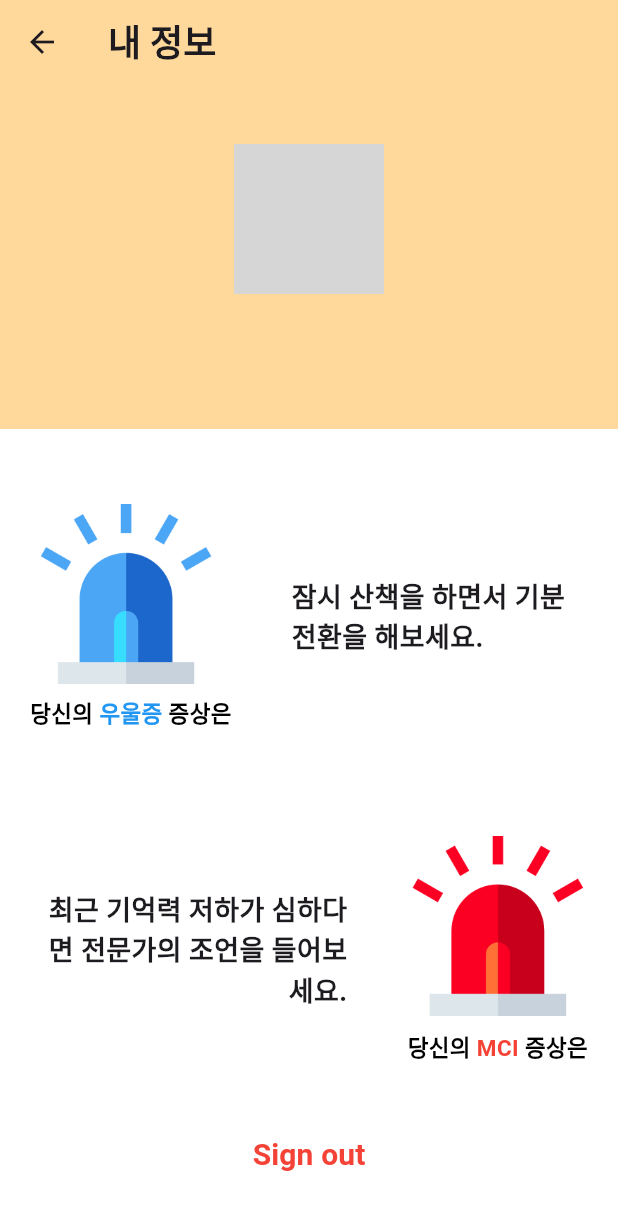
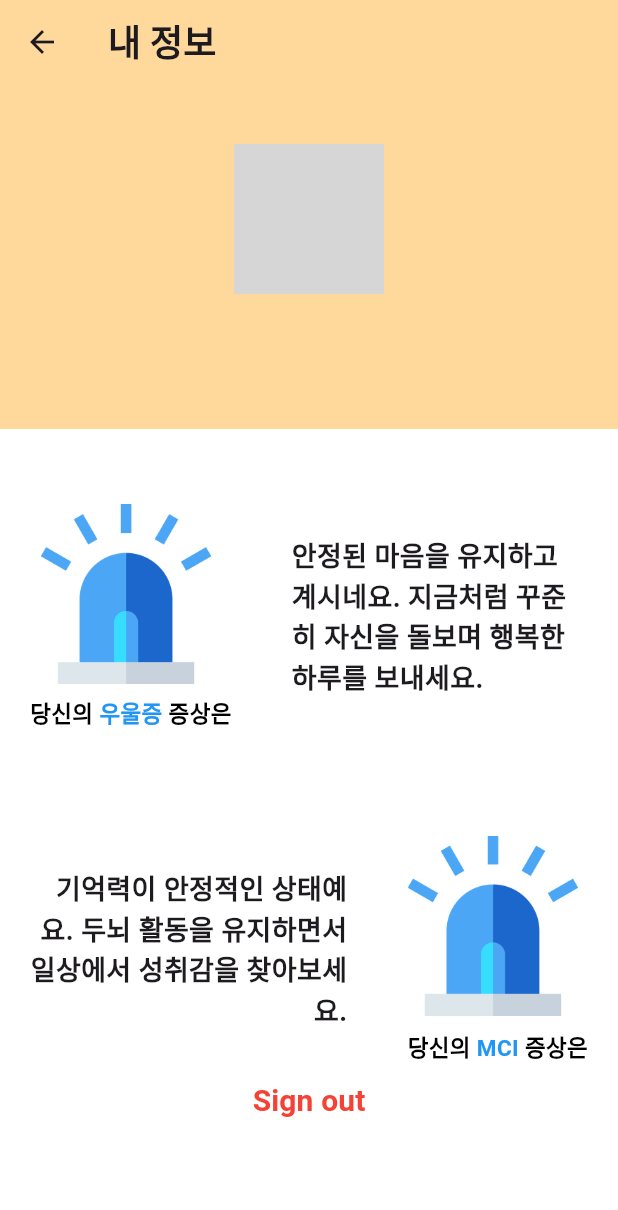
Before and after one commit to kimhamyong/minibuddy, a Flutter app: the ProfileScreen screen opened directly, on a phone screen of 412 x 824 dp. Shown: the top 1210 px of the screen. Run offline on Flutter 3.47's test engine with Material 3 defaults, Android fonts, the light colour scheme and no system bars; our stand-ins replace google_sign_in, supabase_flutter; accounts and stored records are empty; network calls fail; Roboto replaces fonts that are missing (Pretendard); grey boxes are pictures that could not be loaded.

Commit message:
[refactor] separate profile screen into health/profile/count & using http count_service

```diff
--- a/lib/screens/profile_screen.dart
+++ b/lib/screens/profile_screen.dart
@@ -1,7 +1,9 @@
-import 'dart:math';
 import 'package:flutter/material.dart';
-import 'package:minibuddy/main.dart';
+import 'package:minibuddy/service/profile/count_service.dart';
+import 'package:minibuddy/service/profile/info_health.dart';
+import 'package:minibuddy/service/profile/info_profile.dart';
 import 'package:minibuddy/screens/login_screen.dart';
+import 'package:supabase_flutter/supabase_flutter.dart';
 
 class ProfileScreen extends StatefulWidget {
   const ProfileScreen({super.key});
@@ -11,116 +13,44 @@ class ProfileScreen extends StatefulWidget {
 }
 
 class _ProfileScreenState extends State<ProfileScreen> {
-  final random = Random();
+  final CountService countService = CountService();
+  final InfoHealthService healthService = InfoHealthService();
+  final InfoProfileService profileService = InfoProfileService(Supabase.instance.client);
 
-  // 상태별 메시지 목록 정의
-  final List<String> blueMessagesDepression = [
-    "잠시 산책을 하면서 기분 전환을 해보세요.",
-    "친구나 가족에게 연락해보세요. 짧은 대화가 큰 힘이 될 수 있어요.",
-    "가벼운 스트레칭을 하며 몸을 풀어보는 건 어떨까요?",
-    "마음에 드는 음악을 들으며 잠시 쉬어가세요.",
-    "잠깐 명상을 통해 마음을 정리해보세요."
-  ];
+  int depressionCount = 0;
+  int mciCount = 0;
+  String? profileImageUrl;
+  String fullName = '사용자 이름';
 
-  final List<String> yellowMessagesDepression = [
-    "최근 마음이 무겁다면 잠시 멈춰서 숨을 고르세요.",
-    "일상 속 소소한 즐거움을 찾아보세요.",
-    "가볍게 하루를 돌아보며 오늘의 좋은 일들을 떠올려보세요.",
-    "작은 휴식 시간을 가지며 마음을 비워보세요.",
-    "간단한 일기 작성으로 마음을 표현해보세요."
-  ];
-
-  final List<String> redMessagesDepression = [
-    "기분이 많이 가라앉는다면 전문가의 도움을 받아보세요.",
-    "현재 마음 상태를 신뢰하는 사람에게 나눠보세요.",
-    "스트레스가 많은 상황이라면 충분히 휴식을 취하세요.",
-    "이제는 진지하게 자신을 돌볼 시간이 필요합니다.",
-    "마음을 안정시킬 수 있는 활동을 찾아보세요."
-  ];
-
-  final List<String> blueMessagesMci = [
-    "간단한 메모로 일정을 기록해보세요.",
-    "하루 일과를 정리하는 시간을 가져보세요.",
-    "일정을 한눈에 볼 수 있도록 정리해보세요.",
-    "습관적으로 체크리스트를 만들어보세요.",
-    "하루의 중요한 일정을 기록해보세요."
-  ];
-
-  final List<String> yellowMessagesMci = [
-    "최근 기억력이 흐려졌다면 메모 습관을 들여보세요.",
-    "간단한 기록을 통해 기억력을 도와줄 수 있어요.",
-    "중요한 일정은 메모로 남겨두는 것이 좋아요.",
-    "자주 잊어버리는 일이 있다면 메모해보세요.",
-    "메모하는 습관이 기억력을 향상시켜줄 수 있어요."
-  ];
-
-  final List<String> redMessagesMci = [
-    "중요한 일정을 자주 잊는다면 도움이 필요할 수 있어요.",
-    "주변 사람들과의 대화를 통해 기억력을 점검해보세요.",
-    "최근 기억력 저하가 심하다면 전문가의 조언을 들어보세요.",
-    "기억력 관리가 필요할 때입니다. 전문가와 상담해보세요.",
-    "일정을 자주 잊는다면 필요한 조치를 고려해보세요."
-  ];
-
-  // 상태에 따른 메시지 랜덤 선택 함수
-  String getRandomMessage(int count, String type) {
-    List<String> messages;
-    if (type == 'depression') {
-      if (count <= 4) {
-        messages = blueMessagesDepression;
-      } else if (count <= 9) {
-        messages = yellowMessagesDepression;
-      } else {
-        messages = redMessagesDepression;
-      }
-    } else {
-      if (count <= 4) {
-        messages = blueMessagesMci;
-      } else if (count <= 9) {
-        messages = yellowMessagesMci;
-      } else {
-        messages = redMessagesMci;
-      }
-    }
-    return messages[random.nextInt(messages.length)];
+  @override
+  void initState() {
+    super.initState();
+    fetchCounts();
+    fetchProfile();
   }
 
-  // 상태에 따른 색상 반환 함수
-  Color getColor(int count) {
-    if (count <= 4) {
-      return Colors.blue;
-    } else if (count <= 9) {
-      return Colors.orange;
-    } else {
-      return Colors.red;
-    }
+  Future<void> fetchCounts() async {
+    final counts = await countService.getCounts();
+    setState(() {
+      depressionCount = counts['depression'] ?? 0;
+      mciCount = counts['mci'] ?? 0;
+    });
   }
 
-  // 상태에 따른 아이콘 경로 반환 함수
-  String getIconPath(int count) {
-    if (count <= 4) {
-      return 'assets/profile/blue.png';
-    } else if (count <= 9) {
-      return 'assets/profile/yellow.png';
-    } else {
-      return 'assets/profile/red.png';
-    }
+  Future<void> fetchProfile() async {
+    final profile = await profileService.getUserProfile();
+    setState(() {
+      profileImageUrl = profile.avatarUrl;
+      fullName = profile.fullName;
+    });
   }
 
   @override
   Widget build(BuildContext context) {
-    final user = supabase.auth.currentUser;
-    final profileImageUrl = user?.userMetadata?['avatar_url'];
-    final fullName = user?.userMetadata?['full_name'] ?? '사용자 이름';
-
-    // 예시 count 값 (실제 서버에서 받아온 값으로 대체 가능)
-    final int depressionCount = 1;
-    final int mciCount = 10;
-
-    final depressionMessage = getRandomMessage(depressionCount, 'depression');
-    final mciMessage = getRandomMessage(mciCount, 'mci');
-    final depressionIconPath = getIconPath(depressionCount);
-    final mciIconPath = getIconPath(mciCount);
+    final depressionMessage = healthService.getRandomMessage(depressionCount, 'depression');
+    final mciMessage = healthService.getRandomMessage(mciCount, 'mci');
+    final depressionIconPath = healthService.getIconPath(depressionCount);
+    final mciIconPath = healthService.getIconPath(mciCount);
 
     return Scaffold(
       backgroundColor: Colors.white,
@@ -148,7 +78,7 @@ class _ProfileScreenState extends State<ProfileScreen> {
                 if (profileImageUrl != null)
                   ClipOval(
                     child: Image.network(
-                      profileImageUrl,
+                      profileImageUrl!,
                       width: 100,
                       height: 100,
                       fit: BoxFit.cover,
@@ -177,7 +107,7 @@ class _ProfileScreenState extends State<ProfileScreen> {
             ),
           ),
           const SizedBox(height: 50),
-          // 첫 번째 경고 메시지 및 불빛 아이콘
+          // 우울증 상태
           Padding(
             padding: const EdgeInsets.symmetric(horizontal: 20.0),
             child: Row(
@@ -203,7 +133,7 @@ class _ProfileScreenState extends State<ProfileScreen> {
                         children: [
                           TextSpan(
                             text: '우울증',
-                            style: TextStyle(color: getColor(depressionCount)),
+                            style: TextStyle(color: healthService.getColor(depressionCount)),
                           ),
                           const TextSpan(text: ' 증상은'),
                         ],
@@ -229,7 +159,7 @@ class _ProfileScreenState extends State<ProfileScreen> {
             ),
           ),
           const SizedBox(height: 70),
-          // 두 번째 경고 메시지 및 불빛 아이콘
+          // MCI 상태
           Padding(
             padding: const EdgeInsets.symmetric(horizontal: 20.0),
             child: Row(
@@ -270,7 +200,7 @@ class _ProfileScreenState extends State<ProfileScreen> {
                         children: [
                           TextSpan(
                             text: 'MCI',
-                            style: TextStyle(color: getColor(mciCount)),
+                            style: TextStyle(color: healthService.getColor(mciCount)),
                           ),
                           const TextSpan(text: ' 증상은'),
                         ],
@@ -281,16 +211,19 @@ class _ProfileScreenState extends State<ProfileScreen> {
               ],
             ),
           ),
-          const Spacer(),
           Padding(
            padding: const EdgeInsets.only(bottom: 30.0),
            child: TextButton(
             onPressed: () async {
-                await supabase.auth.signOut();
+              try {
+                await profileService.signOut(); // InfoProfileService의 signOut 호출
                 if (context.mounted) {
                   Navigator.of(context).pushReplacement(
                     MaterialPageRoute(builder: (context) => const LoginScreen()),
                   );
+                }
+              } catch (error) {
+                // 추가 에러 처리 가능
               }
             },
             child: const Text(
--- /dev/null
+++ b/lib/service/profile/count_service.dart
@@ -0,0 +1,30 @@
+import 'dart:convert';
+import 'package:http/http.dart' as http;
+
+class CountService {
+  final String url = 'https://c5261cb1-73f2-4521-8ff8-d8e74bfdd309.mock.pstmn.io/profile/profile';
+
+  Future<Map<String, int>> getCounts() async {
+    try {
+      final response = await http.get(Uri.parse(url));
+
+      if (response.statusCode == 200) {
+        final data = jsonDecode(response.body);
+        return {
+          'depression': data['depression'] ?? 0,
+          'mci': data['mci'] ?? 0,
+        };
+      } else {
+        print('Failed to load counts, status code: ${response.statusCode}');
+        return {'depression': 0, 'mci': 0}; // 기본값 반환
+      }
+    } catch (e) {
+      print('Error fetching counts: $e');
+      return {'depression': 0, 'mci': 0}; // 에러 발생 시 기본값 반환
+    }
+  }
+
+  Future<void> resetCounts() async {
+    print('Counts reset to default values');
+  }
+}
--- /dev/null
+++ b/lib/service/profile/info_health.dart
@@ -0,0 +1,91 @@
+import 'dart:math';
+import 'package:flutter/material.dart';
+
+class InfoHealthService {
+  final Random _random = Random();
+
+  // 우울증 상태별 메시지
+  final List<String> blueMessagesDepression = [
+    "지금 마음 상태가 좋은 것 같아요! 소소한 행복을 만끽하며 하루를 보내세요.",
+    "오늘 기분이 좋은 상태인 것 같아요. 이 긍정적인 에너지를 주변에 나눠보는 건 어때요?",
+    "안정된 마음을 유지하고 계시네요. 지금처럼 꾸준히 자신을 돌보며 행복한 하루를 보내세요."
+  ];
+
+  final List<String> yellowMessagesDepression = [
+    "최근 마음이 조금 무거운 것 같아요. 잠깐 휴식하고 심호흡해보는 건 어때요?",
+    "하루에 잠시라도 자신의 감정을 돌보는 시간이 중요해요. 지금 기분은 어떤가요?",
+    "작은 변화들이 큰 힘이 될 수 있어요. 가볍게 산책하거나 좋아하는 음악을 들어보세요."
+  ];
+
+  final List<String> redMessagesDepression = [
+    "지금 많이 힘든 것 같아요. 주변 사람에게 마음을 나누어보세요. 도움이 될 거예요.",
+    "혼자서 모든 걸 해결하려고 하지 않아도 돼요. 당신은 소중한 사람입니다.",
+    "심리상담사와 이야기를 나누는 것도 큰 도움이 될 수 있어요. 혼자가 아닙니다."
+  ];
+
+  // MCI 상태별 메시지
+  final List<String> blueMessagesMci = [
+    "기억력이 안정적인 상태예요. 두뇌 활동을 유지하면서 일상에서 성취감을 찾아보세요.",
+    "오늘 두뇌 상태가 좋아 보이네요. 새로운 도전이나 퍼즐로 두뇌를 자극해보세요.",
+    "현재 기억력이 좋은 상태입니다. 일상 속 작은 목표를 세우고 실천해보세요!"
+  ];
+
+  final List<String> yellowMessagesMci = [
+    "최근 기억력이 조금 저하된 느낌이 들면 간단한 메모 습관을 시작해보세요.",
+    "중요한 일정은 기록해두면 도움이 될 거예요. 작은 변화가 큰 차이를 만듭니다.",
+    "기억력을 보강하기 위해 꾸준한 두뇌 운동을 해보는 건 어떨까요?"
+  ];
+
+  final List<String> redMessagesMci = [
+    "기억력 저하가 느껴진다면 도움을 받을 때일 수 있어요. 필요한 지원을 고려해보세요.",
+    "중요한 일정을 자주 잊는다면 주변에 도움을 요청해보세요.",
+    "기억 관리가 필요하다면 전문가의 조언을 들어보는 것도 좋습니다."
+  ];
+
+  // 상태에 따른 메시지 반환
+  String getRandomMessage(int count, String type) {
+    List<String> messages;
+    if (type == 'depression') {
+      if (count <= 4) {
+        messages = blueMessagesDepression;
+      } else if (count <= 9) {
+        messages = yellowMessagesDepression;
+      } else {
+        messages = redMessagesDepression;
+      }
+    } else if (type == 'mci') {
+      if (count <= 4) {
+        messages = blueMessagesMci;
+      } else if (count <= 9) {
+        messages = yellowMessagesMci;
+      } else {
+        messages = redMessagesMci;
+      }
+    } else {
+      messages = ["해당 조건에 대한 메시지가 없습니다."];
+    }
+    return messages[_random.nextInt(messages.length)];
+  }
+
+  // 상태에 따른 색상 반환
+  Color getColor(int count) {
+    if (count <= 4) {
+      return Colors.blue;
+    } else if (count <= 9) {
+      return Colors.orange;
+    } else {
+      return Colors.red;
+    }
+  }
+
+  // 상태에 따른 아이콘 경로 반환
+  String getIconPath(int count) {
+    if (count <= 4) {
+      return 'assets/profile/blue.png';
+    } else if (count <= 9) {
+      return 'assets/profile/yellow.png';
+    } else {
+      return 'assets/profile/red.png';
+    }
+  }
+}
--- /dev/null
+++ b/lib/service/profile/info_profile.dart
@@ -0,0 +1,35 @@
+import 'package:supabase_flutter/supabase_flutter.dart';
+
+class UserProfile {
+  final String? avatarUrl;
+  final String fullName;
+
+  UserProfile({required this.avatarUrl, required this.fullName});
+}
+
+class InfoProfileService {
+  final SupabaseClient supabase;
+
+  InfoProfileService(this.supabase);
+
+  Future<UserProfile> getUserProfile() async {
+    final user = supabase.auth.currentUser;
+    final avatarUrl = user?.userMetadata?['avatar_url'];
+    final fullName = user?.userMetadata?['full_name'] ?? '사용자 이름';
+
+    return UserProfile(
+      avatarUrl: avatarUrl,
+      fullName: fullName,
+    );
+  }
+
+  // signOut 기능 추가
+  Future<void> signOut() async {
+    try {
+      await supabase.auth.signOut();
+    } catch (error) {
+      print("Error signing out: $error"); // 로그아웃 실패 시 에러 로그
+      throw error; // 필요 시 에러를 다시 throw 가능
+    }
+  }
+}
```
Also changed, not shown: lib/service/profile/info_depression.dart (deleted), lib/service/profile/info_mci.dart (deleted). Lines whose indentation alone changed are shown as unchanged.
